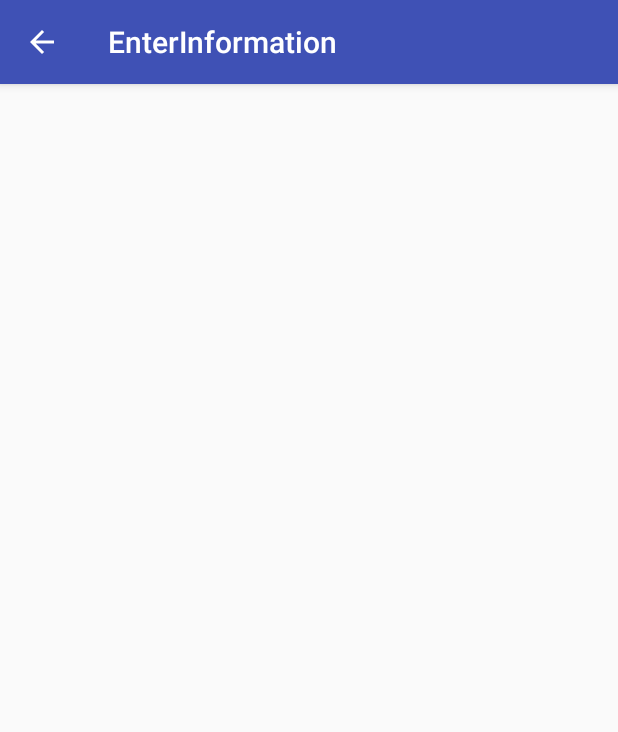
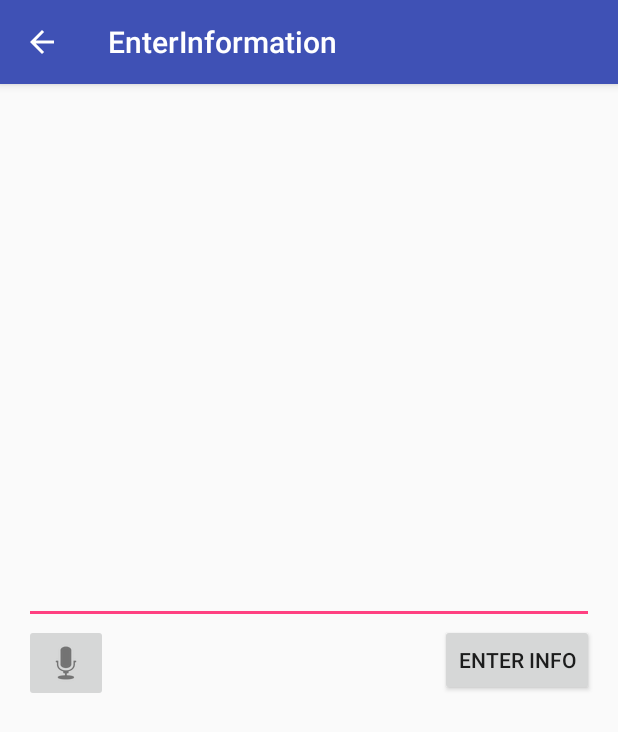
Before and after one commit to jdaum/HomeCare, an Android app: the EnterInformation screen opened directly, with no data from a screen before it, on a phone screen of 412 x 824 dp. Shown: the top 732 px of the screen. Run offline under Robolectric (Android 15) with nearby library versions, the phone set to English and light mode, and no system bars.

Commit message:
enter info voice input

```diff
--- a/HomeCare/app/src/main/res/layout/content_enter_information.xml
+++ b/HomeCare/app/src/main/res/layout/content_enter_information.xml
@@ -12,4 +12,33 @@
     tools:context="com.example.whjt2_000.homecare.EnterInformation"
     tools:showIn="@layout/activity_enter_information2">
 
+    <Button
+        android:layout_width="wrap_content"
+        android:layout_height="wrap_content"
+        android:text="Enter Info"
+        android:id="@+id/button"
+        android:layout_centerVertical="true"
+        android:layout_alignParentRight="true"
+        android:layout_alignParentEnd="true" />
+
+    <EditText
+        android:layout_width="wrap_content"
+        android:layout_height="wrap_content"
+        android:id="@+id/editText"
+        android:layout_alignRight="@+id/button"
+        android:layout_alignEnd="@+id/button"
+        android:layout_above="@+id/button"
+        android:layout_alignParentTop="true"
+        android:inputType="textMultiLine"
+        android:layout_alignParentLeft="true"
+        android:layout_alignParentStart="true" />
+
+    <ImageButton
+        android:id="@+id/button1"
+        android:layout_width="wrap_content"
+        android:layout_height="wrap_content"
+        android:layout_below="@+id/editText"
+        android:layout_centerHorizontal="true"
+        android:layout_alignParentLeft = "true"
+        android:src="@android:drawable/ic_btn_speak_now" />
 </RelativeLayout>
```
Also changed, not shown: HomeCare/app/src/main/java/com/example/whjt2_000/homecare/EnterInformation.java (+43 -1 lines).
